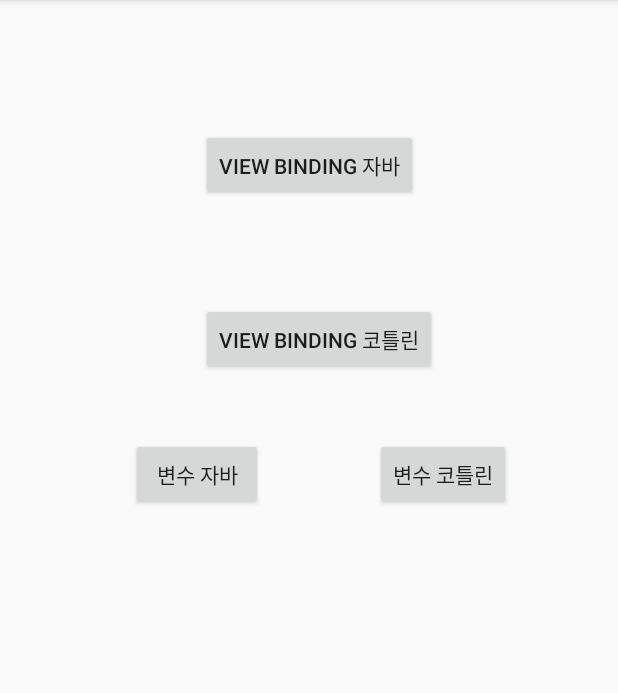
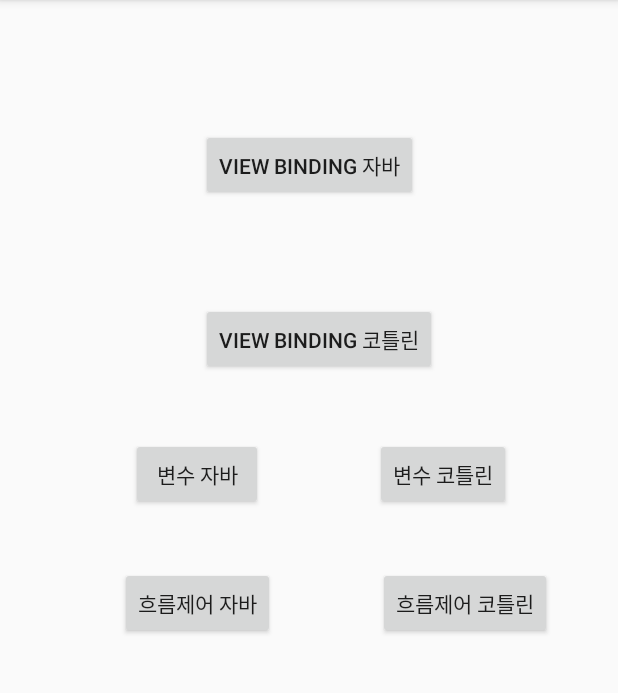
Before and after one commit to progh2/KotlinSample, an Android app: the screen it shows after launch (MainActivity), on a phone screen of 412 x 824 dp, the part 84-777 px from its top. Run offline under Robolectric (Android 15) with nearby library versions, the phone set to English and light mode, and no system bars; libraries missing offline, so code that uses them is left out: kr.hs.emirim.

Commit message:
First Commit

```diff
--- a/app/src/main/java/kr/hs/emirim/progh2/kotlinsample/MainActivity.kt
+++ b/app/src/main/java/kr/hs/emirim/progh2/kotlinsample/MainActivity.kt
@@ -33,5 +33,17 @@ class MainActivity : AppCompatActivity() {
                 VariableKotlinActivity::class.java)
             )
         }
+        button5.setOnClickListener {
+            startActivity(
+                Intent(this,
+                    ControlJavaActivity::class.java)
+            )
+        }
+        button6.setOnClickListener {
+            startActivity(
+                Intent(this,
+                    ControlKotlinActivity::class.java)
+            )
+        }
     }
 }
--- a/app/src/main/res/layout/activity_main.xml
+++ b/app/src/main/res/layout/activity_main.xml
@@ -36,4 +36,18 @@
             android:id="@+id/button4" android:layout_marginTop="42dp"
             app:layout_constraintTop_toBottomOf="@+id/btnKotlin" app:layout_constraintStart_toEndOf="@+id/button3"
             app:layout_constraintEnd_toEndOf="parent"/>
+    <Button
+            android:text="흐름제어 자바"
+            android:layout_width="wrap_content"
+            android:layout_height="wrap_content"
+            android:id="@+id/button5" app:layout_constraintStart_toStartOf="parent"
+            android:layout_marginTop="38dp" android:layout_marginLeft="80dp" android:layout_marginStart="80dp"
+            app:layout_constraintTop_toBottomOf="@+id/button3"/>
+    <Button
+            android:text="흐름제어 코틀린"
+            android:layout_width="wrap_content"
+            android:layout_height="wrap_content"
+            android:id="@+id/button6" android:layout_marginTop="38dp"
+            app:layout_constraintTop_toBottomOf="@+id/button4" android:layout_marginEnd="44dp"
+            android:layout_marginRight="44dp" app:layout_constraintEnd_toEndOf="parent"/>
 </android.support.constraint.ConstraintLayout>
```
Also changed, not shown: app/src/main/AndroidManifest.xml (+12 -4 lines), app/src/main/java/kr/hs/emirim/progh2/kotlinsample/ControlJavaActivity.java (added, +56 -0 lines), app/src/main/java/kr/hs/emirim/progh2/kotlinsample/ControlKotlinActivity.kt (added, +54 -0 lines), app/src/main/res/layout/layout_control.xml (added, +24 -0 lines).
